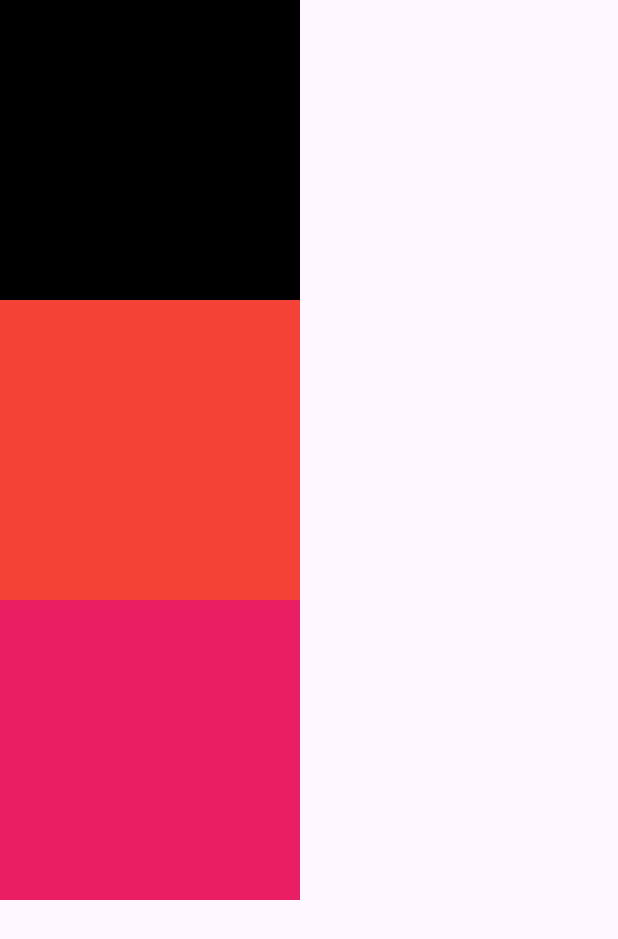
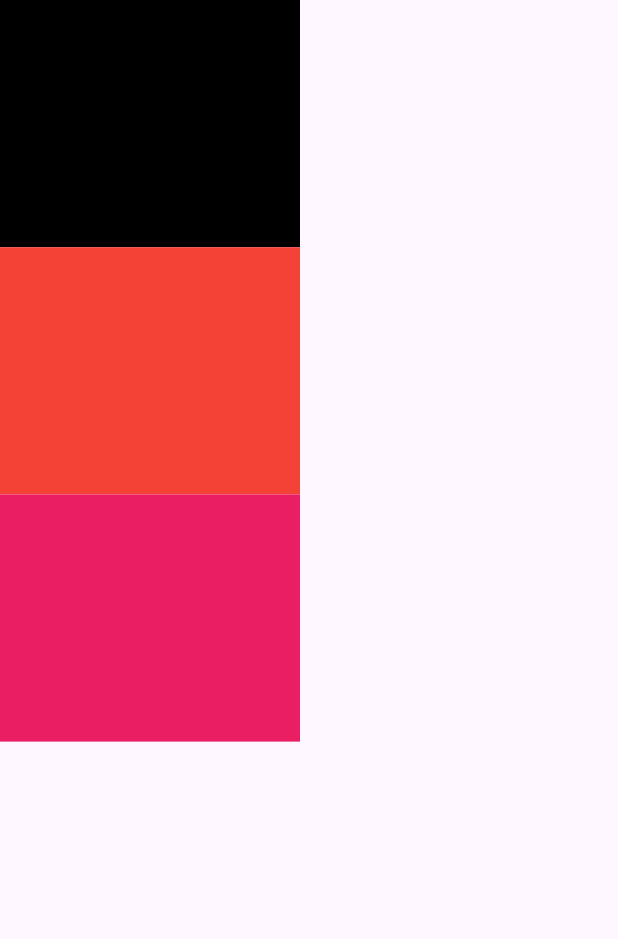
Before and after one commit to Ghada-Mohamed-Khalaf/Resonsive-adaptive, a Flutter app: the screen it shows after launch, on a phone screen of 412 x 824 dp. Shown: the top 939 px of the screen. Run offline on Flutter 3.47's test engine with Material 3 defaults, Android fonts, the phone set to English and light mode, and no system bars.

Commit message:
finish media query

```diff
--- a/lib/main.dart
+++ b/lib/main.dart
@@ -17,17 +17,17 @@ class MediaQueryTest extends StatelessWidget {
           children: [
             Container(
               width: 200,
-              height: 200,
+              height: height*.2,
               color: Colors.black,
             ),
             Container(
               width: 200,
-              height: 200,
+              height: height*.2,
               color: Colors.red,
             ),
             Container(
               width: 200,
-              height: 200,
+              height: height*.2,
               color: Colors.pink,
             ),
           ],
```
